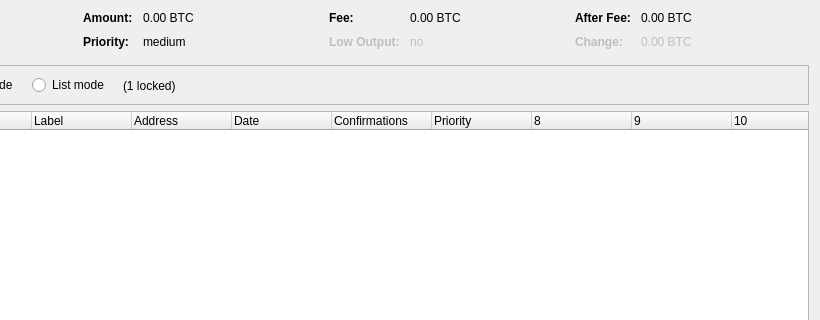
The window that src/qt/forms/coincontroldialog.ui (frrp/ipcoin) describes before a commit, drawn with Qt 5; both pictures show x 180 to 1000 and y 0 to 320 of the 1000 by 500 pixel window.
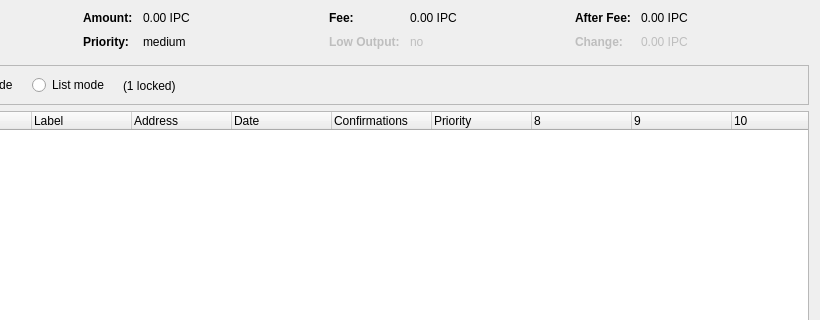
The same window after the commit. Custom widgets are drawn as their Qt base class.

The edit to the form file:
```diff
--- a/src/qt/forms/coincontroldialog.ui
+++ b/src/qt/forms/coincontroldialog.ui
@@ -132,7 +132,7 @@
           <enum>Qt::ActionsContextMenu</enum>
          </property>
          <property name="text">
-          <string notr="true">0.00 BTC</string>
+          <string notr="true">0.00 IPC</string>
          </property>
          <property name="textInteractionFlags">
           <set>Qt::LinksAccessibleByMouse|Qt::TextSelectableByKeyboard|Qt::TextSelectableByMouse</set>
@@ -206,7 +206,7 @@
           <enum>Qt::ActionsContextMenu</enum>
          </property>
          <property name="text">
-          <string notr="true">0.00 BTC</string>
+          <string notr="true">0.00 IPC</string>
          </property>
          <property name="textInteractionFlags">
           <set>Qt::LinksAccessibleByMouse|Qt::TextSelectableByKeyboard|Qt::TextSelectableByMouse</set>
@@ -286,7 +286,7 @@
           <enum>Qt::ActionsContextMenu</enum>
          </property>
          <property name="text">
-          <string notr="true">0.00 BTC</string>
+          <string notr="true">0.00 IPC</string>
          </property>
          <property name="textInteractionFlags">
           <set>Qt::LinksAccessibleByMouse|Qt::TextSelectableByKeyboard|Qt::TextSelectableByMouse</set>
@@ -321,7 +321,7 @@
           <enum>Qt::ActionsContextMenu</enum>
          </property>
          <property name="text">
-          <string notr="true">0.00 BTC</string>
+          <string notr="true">0.00 IPC</string>
          </property>
          <property name="textInteractionFlags">
           <set>Qt::LinksAccessibleByMouse|Qt::TextSelectableByKeyboard|Qt::TextSelectableByMouse</set>
```
